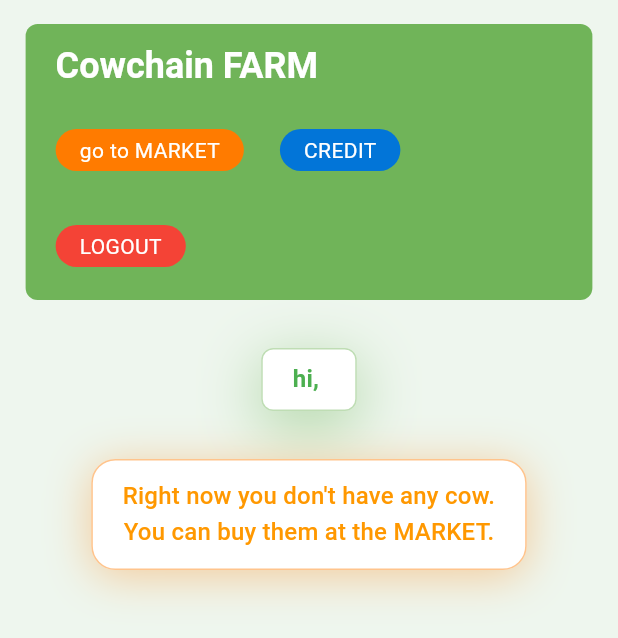
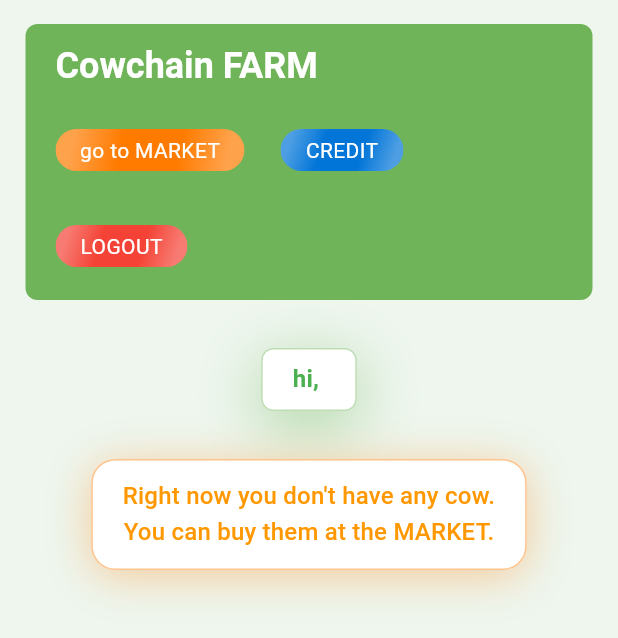
Before and after one commit to hasToDev/cowchain-farm-app, a Flutter app: the FarmPage screen opened by its route, on a phone screen of 412 x 824 dp. Shown: the top 638 px of the screen. Run offline on Flutter 3.47's test engine with Material 2 defaults, Android fonts, the phone set to English and light mode, and no system bars; our stand-ins replace fixnum, get_time_ago, go_router; missing offline and left inert: stellar_flutter_sdk.

Commit message:
update Farm page

```diff
--- a/lib/pages/farm_page.dart
+++ b/lib/pages/farm_page.dart
@@ -60,14 +60,14 @@
                                   double maxWidth = constraints.maxWidth;
                                   double leftPad = 0;
                                   double rightPad = 0;
-                                  if (maxWidth >= 572) {
-                                    leftPad = maxWidth - 572;
-                                  } else if (maxWidth >= 382 && maxWidth < 572) {
-                                    rightPad = maxWidth - 382;
-                                  } else if (maxWidth >= 296 && maxWidth < 382) {
-                                    rightPad = maxWidth - 296;
-                                  } else if (maxWidth >= 190 && maxWidth < 296) {
-                                    rightPad = maxWidth - 190;
+                                  if (maxWidth >= 574) {
+                                    leftPad = maxWidth - 574;
+                                  } else if (maxWidth >= 384 && maxWidth < 574) {
+                                    rightPad = maxWidth - 384;
+                                  } else if (maxWidth >= 298 && maxWidth < 384) {
+                                    rightPad = maxWidth - 298;
+                                  } else if (maxWidth >= 192 && maxWidth < 298) {
+                                    rightPad = maxWidth - 192;
                                   }
                                   return Padding(
                                     padding: EdgeInsets.only(
@@ -159,31 +159,69 @@
   // Contains list of Navigation button for farm page.
   List<Widget> barActionButtons(BuildContext context) {
     return [
-      Padding(
+      Container(
+        width: 150,
         padding: const EdgeInsets.only(right: 24),
-        child: AppButton(
+        child: AppGradientButton(
           title: 'go to MARKET',
-          backgroundColor: const Color.fromRGBO(255, 123, 0, 1),
+          gradient: const LinearGradient(
+            begin: Alignment.topLeft,
+            end: Alignment.bottomRight,
+            stops: [0.1, 0.35, 0.5, 0.65, 0.9],
+            colors: [
+              Color.fromRGBO(255, 162, 76, 1),
+              Color.fromRGBO(255, 123, 0, 1),
+              Color.fromRGBO(255, 123, 0, 1),
+              Color.fromRGBO(255, 123, 0, 1),
+              Color.fromRGBO(255, 162, 76, 1),
+            ],
+          ),
           onTap: () async {
             context.go('/market');
           },
         ),
       ),
-      Padding(
+      Container(
+        width: 106,
         padding: const EdgeInsets.only(right: 24),
-        child: AppButton(
+        child: AppGradientButton(
           title: 'CREDIT',
-          backgroundColor: const Color.fromRGBO(2, 117, 216, 1),
+          gradient: const LinearGradient(
+            begin: Alignment.topLeft,
+            end: Alignment.bottomRight,
+            stops: [0.1, 0.35, 0.5, 0.65, 0.9],
+            colors: [
+              Color.fromRGBO(77, 158, 227, 1),
+              Color.fromRGBO(2, 117, 216, 1),
+              Color.fromRGBO(2, 117, 216, 1),
+              Color.fromRGBO(2, 117, 216, 1),
+              Color.fromRGBO(77, 158, 227, 1),
+            ],
+          ),
           onTap: () async => context.go('/credit'),
         ),
       ),
-      AppButton(
-        title: 'LOGOUT',
-        backgroundColor: Colors.red,
-        onTap: () async {
-          context.read<CowProvider>().userLoggedOut();
-          context.go('/login');
-        },
+      SizedBox(
+        width: 88,
+        child: AppGradientButton(
+          title: 'LOGOUT',
+          gradient: const LinearGradient(
+            begin: Alignment.topLeft,
+            end: Alignment.bottomRight,
+            stops: [0.1, 0.35, 0.5, 0.65, 0.9],
+            colors: [
+              Color.fromRGBO(247, 123, 114, 1),
+              Color.fromRGBO(244, 67, 54, 1),
+              Color.fromRGBO(244, 67, 54, 1),
+              Color.fromRGBO(244, 67, 54, 1),
+              Color.fromRGBO(247, 123, 114, 1),
+            ],
+          ),
+          onTap: () async {
+            context.read<CowProvider>().userLoggedOut();
+            context.go('/login');
+          },
+        ),
       ),
     ];
   }
```
